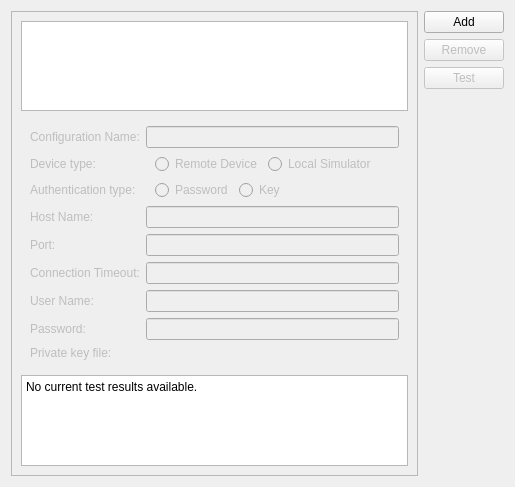
This is src/plugins/qt4projectmanager/qt-maemo/maemosettingswidget.ui in qt-creator/qt-creator as Qt 5 draws it before an edit. The edited form follows.
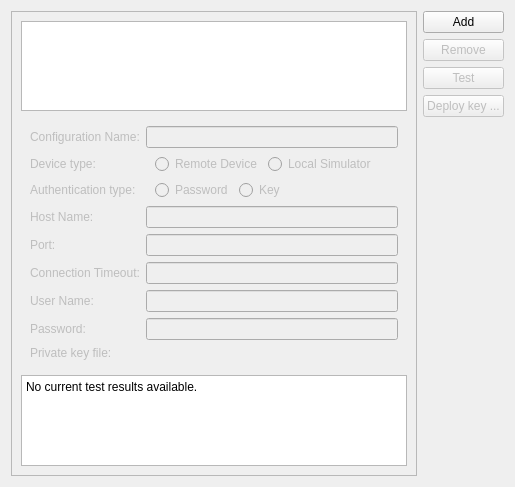
This is the edited form. Custom widgets are drawn as their Qt base class.

The edit to the form file:
```diff
--- a/src/plugins/qt4projectmanager/qt-maemo/maemosettingswidget.ui
+++ b/src/plugins/qt4projectmanager/qt-maemo/maemosettingswidget.ui
@@ -187,8 +187,8 @@
          <string>&lt;!DOCTYPE HTML PUBLIC &quot;-//W3C//DTD HTML 4.0//EN&quot; &quot;http://www.w3.org/TR/REC-html40/strict.dtd&quot;&gt;
 &lt;html&gt;&lt;head&gt;&lt;meta name=&quot;qrichtext&quot; content=&quot;1&quot; /&gt;&lt;style type=&quot;text/css&quot;&gt;
 p, li { white-space: pre-wrap; }
-&lt;/style&gt;&lt;/head&gt;&lt;body style=&quot; font-family:'Sans Serif'; font-size:9pt; font-weight:400; font-style:normal;&quot;&gt;
-&lt;p style=&quot; margin-top:0px; margin-bottom:0px; margin-left:0px; margin-right:0px; -qt-block-indent:0; text-indent:0px;&quot;&gt;No current test results available.&lt;/p&gt;&lt;/body&gt;&lt;/html&gt;</string>
+&lt;/style&gt;&lt;/head&gt;&lt;body style=&quot; font-family:'DejaVu Sans'; font-size:9pt; font-weight:400; font-style:normal;&quot;&gt;
+&lt;p style=&quot; margin-top:0px; margin-bottom:0px; margin-left:0px; margin-right:0px; -qt-block-indent:0; text-indent:0px;&quot;&gt;&lt;span style=&quot; font-family:'Sans Serif';&quot;&gt;No current test results available.&lt;/span&gt;&lt;/p&gt;&lt;/body&gt;&lt;/html&gt;</string>
         </property>
        </widget>
       </item>
@@ -224,6 +224,16 @@
        </property>
       </widget>
      </item>
+     <item>
+      <widget class="QPushButton" name="deployKeyButton">
+       <property name="enabled">
+        <bool>false</bool>
+       </property>
+       <property name="text">
+        <string>Deploy key ...</string>
+       </property>
+      </widget>
+     </item>
      <item>
       <spacer name="verticalSpacer">
        <property name="orientation">
```
Left out of the diff: 45 changed lines with no effect on the pictures.
